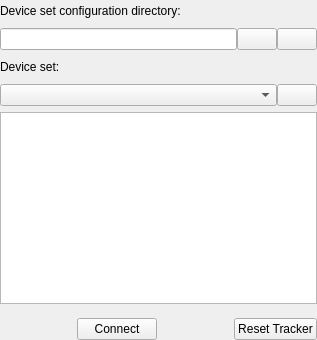
The window that trunk/PlusLib/src/PlusWidgets/QPlusDeviceSetSelectorWidget.ui (PlusToolkit/PlusLib) describes before a commit, drawn with Qt 5.
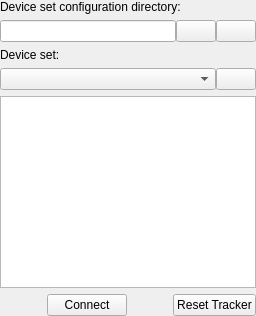
The same window after the commit. Icons and pictures are not drawn.

Commit message: re #1010 improving device set selector widget behavior when expanding

What changed in the file:
```diff
--- a/trunk/PlusLib/src/PlusWidgets/QPlusDeviceSetSelectorWidget.ui
+++ b/trunk/PlusLib/src/PlusWidgets/QPlusDeviceSetSelectorWidget.ui
@@ -2,14 +2,6 @@
 <ui version="4.0">
  <class>DeviceSetSelectorWidget</class>
  <widget class="QWidget" name="DeviceSetSelectorWidget">
-  <property name="geometry">
-   <rect>
-    <x>0</x>
-    <y>0</y>
-    <width>317</width>
-    <height>340</height>
-   </rect>
-  </property>
   <property name="windowTitle">
    <string>Plus Device Set Selector</string>
   </property>
@@ -145,7 +137,7 @@
      <property name="sizePolicy">
       <sizepolicy hsizetype="MinimumExpanding" vsizetype="Minimum">
        <horstretch>0</horstretch>
-       <verstretch>0</verstretch>
+       <verstretch>1</verstretch>
       </sizepolicy>
      </property>
      <property name="frameShadow">
@@ -156,22 +148,6 @@
      </property>
     </widget>
    </item>
-   <item>
-    <spacer name="verticalSpacer_2">
-     <property name="orientation">
-      <enum>Qt::Vertical</enum>
-     </property>
-     <property name="sizeType">
-      <enum>QSizePolicy::Fixed</enum>
-     </property>
-     <property name="sizeHint" stdset="0">
-      <size>
-       <width>258</width>
-       <height>8</height>
-      </size>
-     </property>
-    </spacer>
-   </item>
    <item>
     <layout class="QHBoxLayout" name="horizontalLayout_Buttons">
      <property name="spacing">
```
